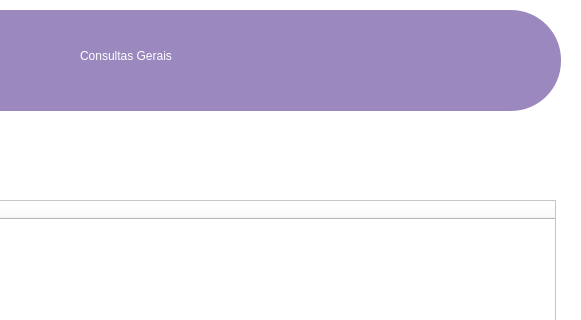
First picture: the form in VeterinaryScheduleSystem/menu.ui, repository brenoafsa/VeterinaryScheduleSystem, before the edit; both pictures show x 530 to 1111 and y 0 to 320 of the 1302 by 619 pixel window.
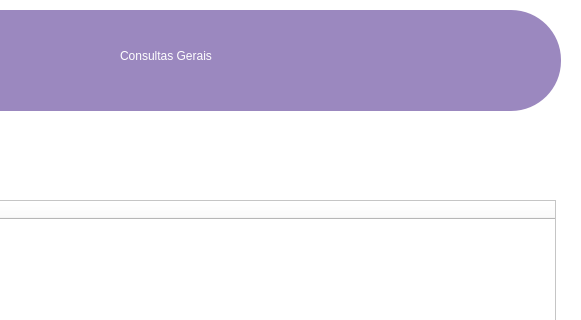
Second picture: the form after the edit. Icons and pictures are not drawn.

Commit message:
pequenas att
pequenos ajustes

Patch:
```diff
--- a/VeterinaryScheduleSystem/menu.ui
+++ b/VeterinaryScheduleSystem/menu.ui
@@ -41,9 +41,9 @@
     <widget class="QLabel" name="menu_2">
      <property name="geometry">
       <rect>
-       <x>130</x>
+       <x>170</x>
        <y>20</y>
-       <width>421</width>
+       <width>281</width>
        <height>51</height>
       </rect>
      </property>
```
The commit also changes 1 other file.
